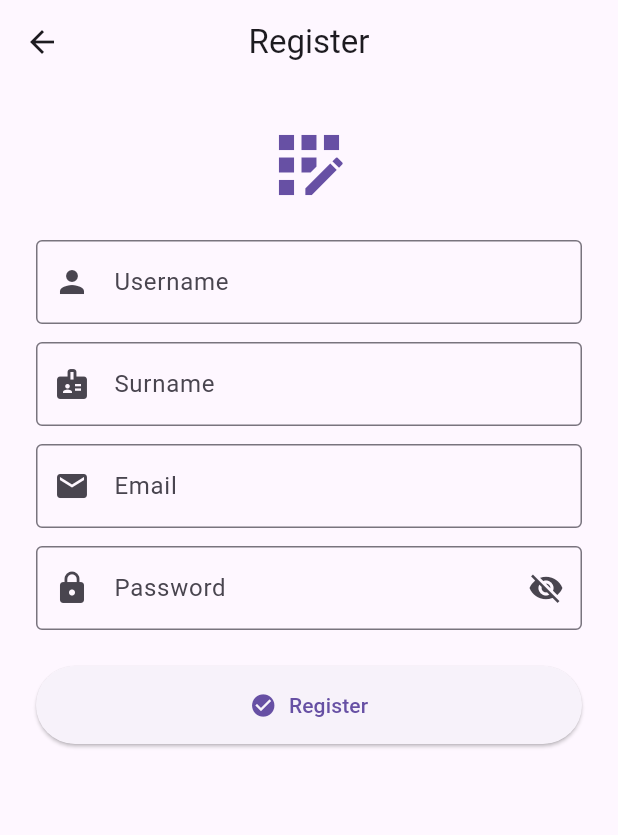
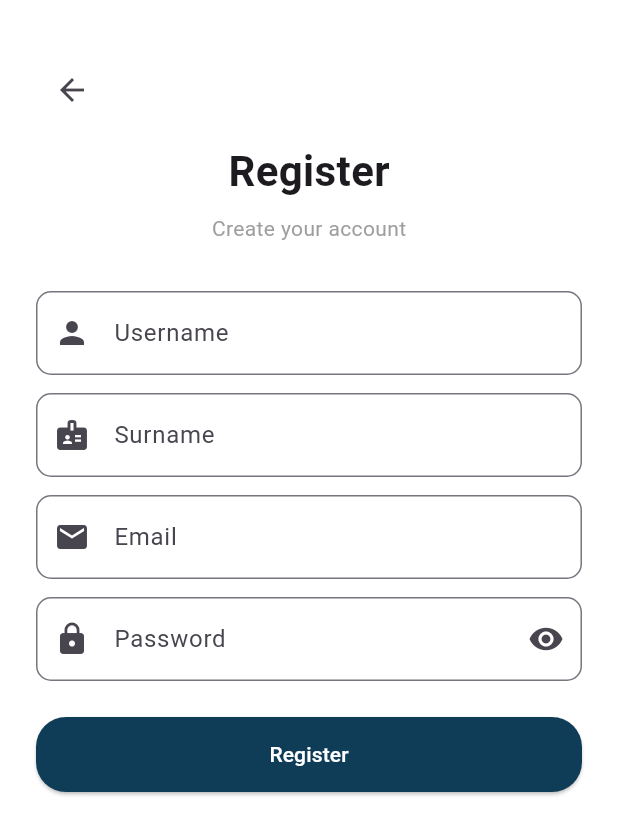
Before and after one commit to Suleymanfk/ski-rent-flutter, a Flutter app: the screen it shows after launch, after a tap on "Signup", on a phone screen of 412 x 824 dp. Shown: the top 835 px of the screen. Run offline on Flutter 3.47's test engine with Material 3 defaults, Android fonts, the phone set to English and light mode, and no system bars; our stand-ins replace shared_preferences; network calls fail.

Commit message:
register

```diff
--- a/lib/screens/register_screen.dart
+++ b/lib/screens/register_screen.dart
@@ -1,4 +1,4 @@
-import 'package:flutter/material.dart';
+/*import 'package:flutter/material.dart';
 import '../models/register_request.dart';
 import '../services/register_service.dart';
 
@@ -101,3 +101,126 @@ class _RegisterScreenState extends State<RegisterScreen> {
     );
   }
 }
+*/
+import 'package:flutter/material.dart';
+import '../models/register_request.dart';
+import '../services/register_service.dart';
+
+class RegisterScreen extends StatefulWidget {
+  const RegisterScreen({Key? key}) : super(key: key);
+
+  @override
+  _RegisterScreenState createState() => _RegisterScreenState();
+}
+
+class _RegisterScreenState extends State<RegisterScreen> {
+  final _usernameController = TextEditingController();
+  final _surnameController = TextEditingController();
+  final _emailController = TextEditingController();
+  final _passwordController = TextEditingController();
+  bool _obscure = true;
+  String _responseMessage = '';
+
+  void _handleRegister() async {
+    final request = RegisterRequest(
+      username: _usernameController.text.trim(),
+      surname: _surnameController.text.trim(),
+      email: _emailController.text.trim(),
+      password: _passwordController.text.trim(),
+    );
+
+    final service = RegisterService();
+    final result = await service.registerUser(request);
+
+    setState(() {
+      _responseMessage = result;
+    });
+  }
+
+  @override
+  Widget build(BuildContext context) {
+    return Scaffold(
+      backgroundColor: Colors.white,
+      body: SafeArea(
+        child: SingleChildScrollView(
+          padding: const EdgeInsets.symmetric(horizontal: 24, vertical: 36),
+          child: Column(
+            crossAxisAlignment: CrossAxisAlignment.center,
+            children: [
+              // Geri Tuşu
+              Align(
+                alignment: Alignment.topLeft,
+                child: IconButton(
+                  icon: Icon(Icons.arrow_back),
+                  onPressed: () => Navigator.pop(context),
+                ),
+              ),
+              const SizedBox(height: 10),
+
+              const Text("Register", style: TextStyle(fontSize: 28, fontWeight: FontWeight.bold)),
+              const SizedBox(height: 8),
+              const Text("Create your account", style: TextStyle(fontSize: 14, color: Colors.grey)),
+              const SizedBox(height: 32),
+
+              _buildInputField(_usernameController, "Username", Icons.person),
+              const SizedBox(height: 12),
+
+              _buildInputField(_surnameController, "Surname", Icons.badge),
+              const SizedBox(height: 12),
+
+              _buildInputField(_emailController, "Email", Icons.email),
+              const SizedBox(height: 12),
+
+              TextField(
+                controller: _passwordController,
+                obscureText: _obscure,
+                decoration: InputDecoration(
+                  labelText: 'Password',
+                  prefixIcon: const Icon(Icons.lock),
+                  suffixIcon: IconButton(
+                    icon: Icon(_obscure ? Icons.visibility : Icons.visibility_off),
+                    onPressed: () => setState(() => _obscure = !_obscure),
+                  ),
+                  border: OutlineInputBorder(borderRadius: BorderRadius.circular(10)),
+                ),
+              ),
+
+              const SizedBox(height: 24),
+              ElevatedButton(
+                onPressed: _handleRegister,
+                style: ElevatedButton.styleFrom(
+                  backgroundColor: Color(0xFF0F3D57),
+                  foregroundColor: Colors.white,
+                  minimumSize: const Size.fromHeight(50),
+                  shape: RoundedRectangleBorder(borderRadius: BorderRadius.circular(20)),
+                ),
+                child: const Text("Register"),
+              ),
+
+              const SizedBox(height: 16),
+              if (_responseMessage.isNotEmpty)
+                Text(
+                  _responseMessage,
+                  style: TextStyle(
+                    color: _responseMessage.toLowerCase().contains("success") ? Colors.green : Colors.red,
+                    fontWeight: FontWeight.bold,
+                  ),
+                ),
+            ],
+          ),
+        ),
+      ),
+    );
+  }
+
+  Widget _buildInputField(TextEditingController controller, String label, IconData icon) {
+    return TextField(
+      controller: controller,
+      decoration: InputDecoration(
+        labelText: label,
+        prefixIcon: Icon(icon),
+        border: OutlineInputBorder(borderRadius: BorderRadius.circular(10)),
+      ),
+    );
+  }
+}
```
